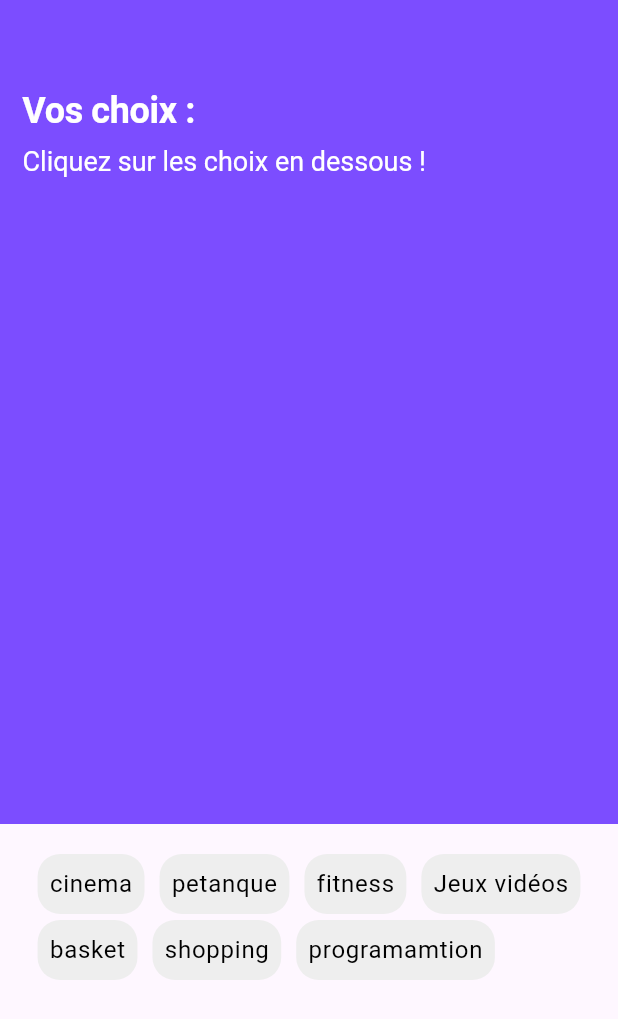
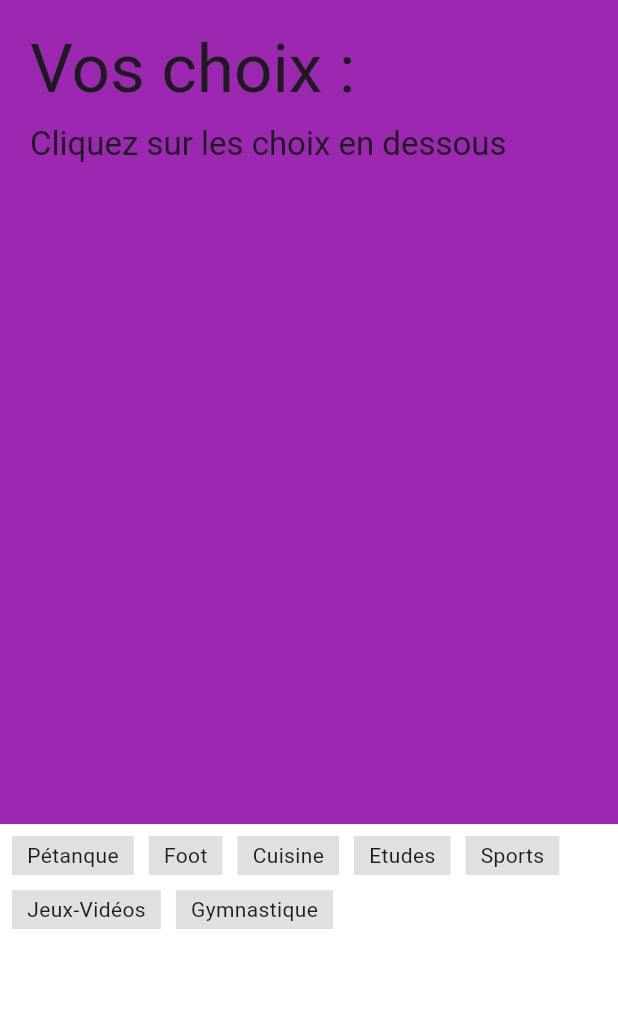
Before and after one commit to ThomasEcalle/flutter-tp-correction, a Flutter app: the screen it shows after launch, on a phone screen of 412 x 824 dp. Shown: the top 1019 px of the screen. Run offline on Flutter 3.47's test engine with Material 3 defaults, Android fonts, the phone set to English and light mode, and no system bars.

Commit message:
Initial commit

```diff
--- a/lib/choice_item.dart
+++ b/lib/choice_item.dart
@@ -1,34 +1,42 @@
 import 'package:flutter/material.dart';
 
 class ChoiceItem extends StatelessWidget {
+  const ChoiceItem({
+    super.key,
+    required this.choice,
+    this.selected = false,
+    this.onTap,
+  });
+
   final String choice;
-  final bool isSelected;
+  final bool selected;
   final VoidCallback? onTap;
-
-  const ChoiceItem({
-    Key? key,
-    required this.choice,
-    this.isSelected = false,
-    this.onTap,
-  }) : super(key: key);
 
   @override
   Widget build(BuildContext context) {
     return GestureDetector(
       onTap: onTap,
-      child: Container(
+      child: AnimatedContainer(
+        duration: const Duration(milliseconds: 300),
         decoration: BoxDecoration(
-          color: isSelected ? Colors.amber : Colors.grey[200],
-          borderRadius: BorderRadius.circular(15),
+          color: _getBackgroundColor(),
+          borderRadius: BorderRadius.circular(
+            selected ? 20 : 0,
+          ),
         ),
         child: Padding(
-          padding: const EdgeInsets.all(8.0),
-          child: Text(
-            choice,
-            style: Theme.of(context).textTheme.bodyText1,
+          padding: const EdgeInsets.symmetric(
+            horizontal: 10,
+            vertical: 3,
           ),
+          child: Text(choice),
         ),
       ),
     );
   }
+
+  Color? _getBackgroundColor() {
+    if (selected) return Colors.amber;
+    return Colors.grey[300];
+  }
 }
--- a/lib/footer.dart
+++ b/lib/footer.dart
@@ -1,39 +1,43 @@
 import 'package:flutter/material.dart';
-
-import 'choice_item.dart';
+import 'package:tp_correction/choice_item.dart';
 
 class Footer extends StatelessWidget {
+  const Footer({
+    super.key,
+    this.choices = const [],
+    this.selectedChoices = const [],
+    required this.onChoiceTap,
+  });
+
   final List<String> choices;
   final List<String> selectedChoices;
-  final void Function(String) onChoiceSelected;
-
-  const Footer({
-    Key? key,
-    this.choices = const [],
-    this.selectedChoices = const [],
-    required this.onChoiceSelected,
-  }) : super(key: key);
+  final Function(String) onChoiceTap;
 
   @override
   Widget build(BuildContext context) {
-    return Padding(
-      padding: const EdgeInsets.symmetric(
-        vertical: 20.0,
-        horizontal: 5,
+    return Container(
+      width: double.infinity,
+      decoration: const BoxDecoration(
+        color: Colors.white,
       ),
-      child: Wrap(
-        spacing: 10,
-        runSpacing: 4,
-        children: choices.map((String choice) {
-          return ChoiceItem(
-            choice: choice,
-            isSelected: selectedChoices.contains(choice),
-            onTap: () {
-              onChoiceSelected(choice);
-            },
-          );
-        }).toList(),
+      child: Padding(
+        padding: const EdgeInsets.all(8.0),
+        child: _buildChoices(),
       ),
     );
   }
+
+  Widget _buildChoices() {
+    return Wrap(
+      spacing: 10,
+      runSpacing: 10,
+      children: choices.map((choice) {
+        return ChoiceItem(
+          choice: choice,
+          selected: selectedChoices.contains(choice),
+          onTap: () => onChoiceTap(choice),
+        );
+      }).toList(),
+    );
+  }
 }
--- a/lib/header.dart
+++ b/lib/header.dart
@@ -3,50 +3,49 @@ import 'package:flutter/material.dart';
 import 'choice_item.dart';
 
 class Header extends StatelessWidget {
-  final List<String> selectedChoices;
+  const Header({
+    super.key,
+    this.choices = const [],
+  });
 
-  const Header({
-    Key? key,
-    this.selectedChoices = const [],
-  }) : super(key: key);
+  final List<String> choices;
 
   @override
   Widget build(BuildContext context) {
     return Container(
       width: double.infinity,
-      color: Colors.deepPurpleAccent,
+      decoration: const BoxDecoration(
+        color: Colors.purple,
+      ),
       child: Padding(
-        padding: const EdgeInsets.symmetric(
-          vertical: 60,
-          horizontal: 15,
-        ),
+        padding: const EdgeInsets.all(20),
         child: Column(
           crossAxisAlignment: CrossAxisAlignment.start,
-          children: <Widget>[
+          children: [
             Text(
-              "Vos choix :",
-              style: Theme.of(context).textTheme.headline1,
+              'Vos choix :',
+              style: Theme.of(context).textTheme.displayMedium,
             ),
             const SizedBox(height: 10),
-            _buildSelectedChoices(context),
+            _buildChoices(context),
           ],
         ),
       ),
     );
   }
 
-  Widget _buildSelectedChoices(BuildContext context) {
-    if (selectedChoices.isEmpty) {
+  Widget _buildChoices(BuildContext context) {
+    if (choices.isEmpty) {
       return Text(
-        "Cliquez sur les choix en dessous !",
-        style: Theme.of(context).textTheme.headline2,
+        'Cliquez sur les choix en dessous',
+        style: Theme.of(context).textTheme.titleLarge,
       );
     }
 
     return Wrap(
       spacing: 10,
-      runSpacing: 5,
-      children: selectedChoices.map((String choice) {
+      runSpacing: 10,
+      children: choices.map((choice) {
         return ChoiceItem(
           choice: choice,
         );
--- a/lib/main.dart
+++ b/lib/main.dart
@@ -1,7 +1,6 @@
 import 'package:flutter/material.dart';
-
-import 'footer.dart';
-import 'header.dart';
+import 'package:tp_correction/footer.dart';
+import 'package:tp_correction/header.dart';
 
 void main() {
   runApp(const MyApp());
@@ -12,79 +11,63 @@ class MyApp extends StatelessWidget {
 
   @override
   Widget build(BuildContext context) {
-    return MaterialApp(
-      theme: ThemeData(
-        textTheme: const TextTheme(
-          headline1: TextStyle(
-            fontSize: 24,
-            fontWeight: FontWeight.bold,
-            color: Colors.white,
-          ),
-          headline2: TextStyle(
-            color: Colors.white,
-            fontSize: 18,
-          ),
-          bodyText1: TextStyle(
-            fontSize: 16,
-            color: Colors.black,
-          ),
-        ),
-      ),
+    return const MaterialApp(
       home: Home(),
     );
   }
 }
 
 class Home extends StatefulWidget {
-  Home({super.key});
-
-  final List<String> choices = [
-    "cinema",
-    "petanque",
-    "fitness",
-    "Jeux vidéos",
-    "basket",
-    "shopping",
-    "programamtion",
-  ];
+  const Home({super.key});
 
   @override
-  _HomeState createState() => _HomeState();
+  State<Home> createState() => _HomeState();
 }
 
 class _HomeState extends State<Home> {
-  List<String> get choices => widget.choices;
+  final List<String> _choices = const [
+    'Pétanque',
+    'Foot',
+    'Cuisine',
+    'Etudes',
+    'Sports',
+    'Jeux-Vidéos',
+    'Gymnastique',
+  ];
+
   final List<String> _selectedChoices = [];
 
   @override
   Widget build(BuildContext context) {
     return Scaffold(
-      body: Column(
-        children: <Widget>[
+      body: SafeArea(
+        child: Column(
+          children: [
             Expanded(
               flex: 2,
               child: Header(
-              selectedChoices: _selectedChoices,
+                choices: _selectedChoices,
               ),
             ),
             Expanded(
               child: Footer(
-              choices: choices,
+                choices: _choices,
                 selectedChoices: _selectedChoices,
-              onChoiceSelected: _onChoiceSelected,
+                onChoiceTap: _onChoiceTap,
               ),
             ),
           ],
         ),
+      ),
     );
   }
 
-  void _onChoiceSelected(String choice) {
+  void _onChoiceTap(String newChoice) {
     setState(() {
-      if (_selectedChoices.contains(choice)) {
-        _selectedChoices.remove(choice);
+      if (_selectedChoices.contains(newChoice)) {
+        _selectedChoices.remove(newChoice);
       } else {
-        _selectedChoices.add(choice);
+        _selectedChoices.add(newChoice);
       }
     });
   }
```
Also changed, not shown: pubspec.lock, 68 other files. Lines whose indentation alone changed are shown as unchanged.
